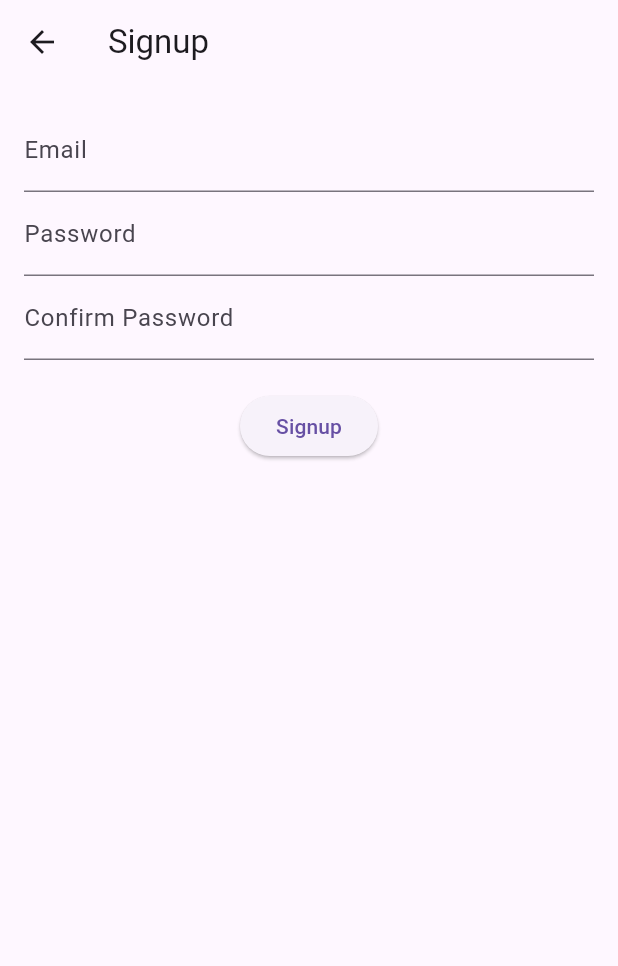
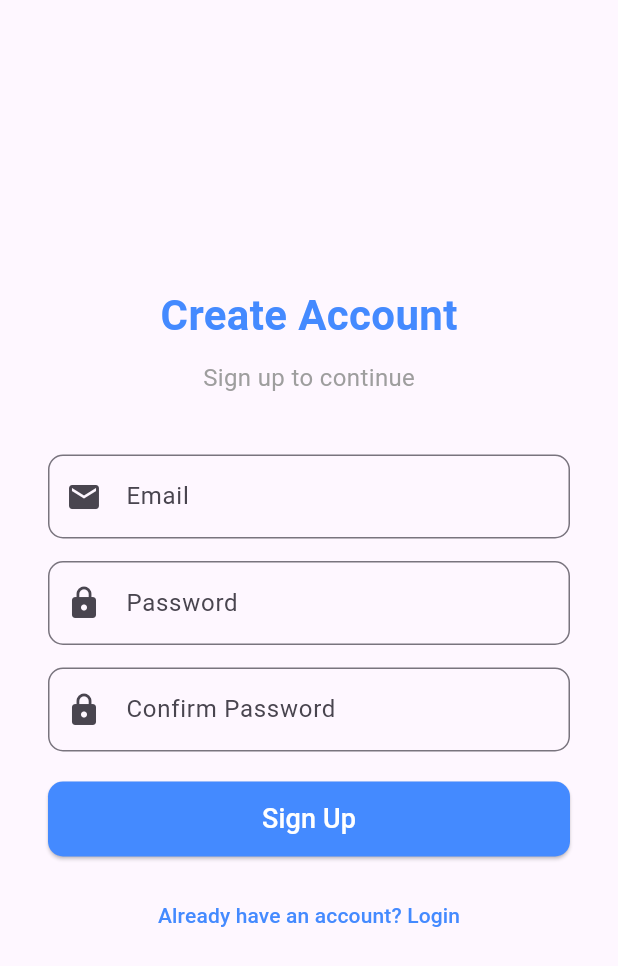
Before and after one commit to daniel-aregawi/mekelle_city_app, a Flutter app: the SignupScreen screen opened by its route, on a phone screen of 412 x 824 dp. Shown: the top 966 px of the screen. Run offline on Flutter 3.47's test engine with Material 3 defaults, Android fonts, the phone set to English and light mode, and no system bars; our stand-ins replace shared_preferences; accounts and stored records are empty.

Commit message:
Sign up UI

```diff
--- a/lib/screens/home_screen.dart
+++ b/lib/screens/home_screen.dart
@@ -21,7 +21,7 @@ class HomeScreen extends StatelessWidget {
             child: Text(
               'Logout',
               style: TextStyle(
-                  color: Colors.red), // Adjust the text color as needed
+                  color: Colors.red),
             ),
           ),
         ],
--- a/lib/screens/signup_screen.dart
+++ b/lib/screens/signup_screen.dart
@@ -36,7 +36,7 @@ class _SignupScreenState extends State<SignupScreen> {
         ScaffoldMessenger.of(context).showSnackBar(
           SnackBar(content: Text('Signup successful!')),
         );
-        Navigator.pushReplacementNamed(context, '/login'); // Navigate back to login after successful signup
+        Navigator.pushReplacementNamed(context, '/login');
       } else {
         ScaffoldMessenger.of(context).showSnackBar(
           SnackBar(content: Text('Signup failed. Try again.')),
@@ -48,31 +48,102 @@ class _SignupScreenState extends State<SignupScreen> {
   @override
   Widget build(BuildContext context) {
     return Scaffold(
-      appBar: AppBar(title: Text('Signup')),
-      body: Padding(
-        padding: const EdgeInsets.all(16.0),
-        child: Form(
+      body: Center(
+        child: Padding(
+          padding: const EdgeInsets.symmetric(horizontal: 32.0),
+          child: Column(
+            mainAxisAlignment: MainAxisAlignment.center,
+            crossAxisAlignment: CrossAxisAlignment.center,
+            children: [
+              Text(
+                'Create Account',
+                style: TextStyle(
+                  fontSize: 28,
+                  fontWeight: FontWeight.bold,
+                  color: Colors.blueAccent,
+                ),
+              ),
+              SizedBox(height: 10),
+              Text(
+                'Sign up to continue',
+                style: TextStyle(
+                  fontSize: 16,
+                  color: Colors.grey,
+                ),
+              ),
+              SizedBox(height: 40),
+              Form(
                 key: _formKey,
                 child: Column(
                   children: [
                     TextFormField(
                       controller: _emailController,
-                decoration: InputDecoration(labelText: 'Email'),
-                validator: (value) => value!.isEmpty ? 'Enter your email' : null,
+                      decoration: InputDecoration(
+                        labelText: 'Email',
+                        prefixIcon: Icon(Icons.email),
+                        border: OutlineInputBorder(
+                          borderRadius: BorderRadius.circular(10.0),
                         ),
+                      ),
+                      validator: (value) =>
+                          value!.isEmpty ? 'Enter your email' : null,
+                    ),
+                    SizedBox(height: 15),
                     TextFormField(
                       controller: _passwordController,
-                decoration: InputDecoration(labelText: 'Password'),
+                      decoration: InputDecoration(
+                        labelText: 'Password',
+                        prefixIcon: Icon(Icons.lock),
+                        border: OutlineInputBorder(
+                          borderRadius: BorderRadius.circular(10.0),
+                        ),
+                      ),
                       obscureText: true,
-                validator: (value) => value!.length < 6 ? 'Minimum 6 characters' : null,
+                      validator: (value) =>
+                          value!.length < 6 ? 'Minimum 6 characters' : null,
                     ),
+                    SizedBox(height: 15),
                     TextFormField(
                       controller: _passwordConfirmController,
-                decoration: InputDecoration(labelText: 'Confirm Password'),
+                      decoration: InputDecoration(
+                        labelText: 'Confirm Password',
+                        prefixIcon: Icon(Icons.lock),
+                        border: OutlineInputBorder(
+                          borderRadius: BorderRadius.circular(10.0),
+                        ),
+                      ),
                       obscureText: true,
                     ),
                     SizedBox(height: 20),
-              ElevatedButton(onPressed: _signup, child: Text('Signup')),
+                    SizedBox(
+                      width: double.infinity,
+                      height: 50,
+                      child: ElevatedButton(
+                        onPressed: _signup,
+                        style: ElevatedButton.styleFrom(
+                          backgroundColor: Colors.blueAccent,
+                          shape: RoundedRectangleBorder(
+                            borderRadius: BorderRadius.circular(10),
+                          ),
+                        ),
+                        child: Text(
+                          'Sign Up',
+                          style: TextStyle(fontSize: 18, color: Colors.white),
+                        ),
+                      ),
+                    ),
+                    SizedBox(height: 15),
+                    TextButton(
+                      onPressed: () =>
+                          Navigator.pushNamed(context, '/login'),
+                      child: Text(
+                        'Already have an account? Login',
+                        style: TextStyle(color: Colors.blueAccent),
+                      ),
+                    ),
+                  ],
+                ),
+              ),
             ],
           ),
         ),
```
Lines whose indentation alone changed are shown as unchanged.
